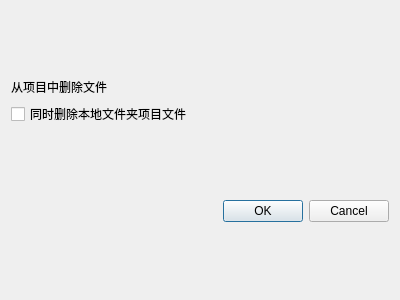
Qt form removeprodialog.ui (dawanglan067-beep/Mysterious-Electronic-Photo-Album) before a commit.
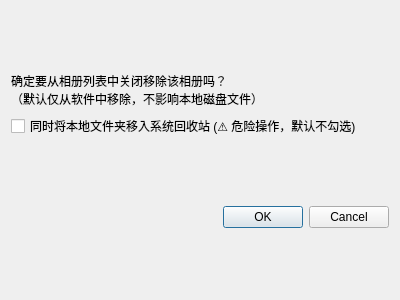
The same form after that commit.

What changed in the file:
```diff
--- a/removeprodialog.ui
+++ b/removeprodialog.ui
@@ -30,14 +30,21 @@
    <item>
     <widget class="QLabel" name="label">
      <property name="text">
-      <string>从项目中删除文件</string>
+      <string>确定要从相册列表中关闭移除该相册吗？
+（默认仅从软件中移除，不影响本地磁盘文件）</string>
+     </property>
+     <property name="wordWrap">
+      <bool>true</bool>
      </property>
     </widget>
    </item>
    <item>
     <widget class="QCheckBox" name="checkBox">
      <property name="text">
-      <string>同时删除本地文件夹项目文件</string>
+      <string>同时将本地文件夹移入系统回收站 (⚠️ 危险操作，默认不勾选)</string>
+     </property>
+     <property name="checked">
+      <bool>false</bool>
      </property>
     </widget>
    </item>
```
Left out of the diff: 2 changed lines with no effect on the pictures.
